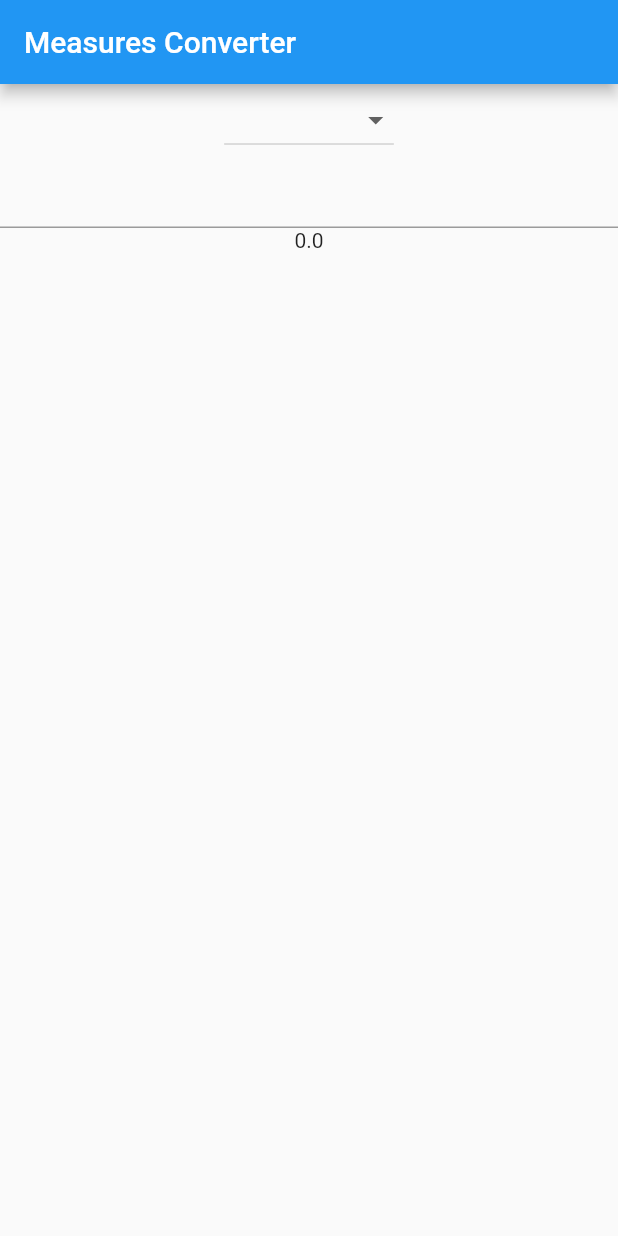
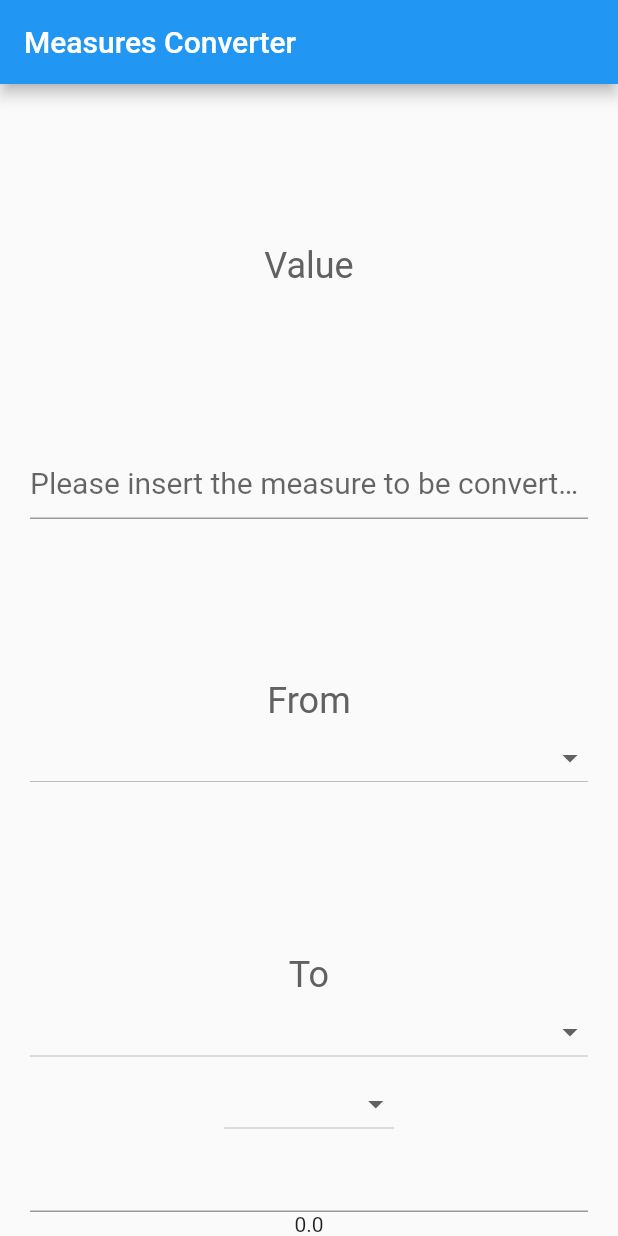
Before and after one commit to tomasz-belech/measure_converter_flutter, a Flutter app: the screen it shows after launch, on a phone screen of 412 x 824 dp. Run offline on Flutter 3.47's test engine with Material 2 defaults, Android fonts, the phone set to English and light mode, and no system bars.

Commit message:
added 2 dropdown buttons and styles

```diff
--- a/measure_converter/lib/main.dart
+++ b/measure_converter/lib/main.dart
@@ -9,6 +9,7 @@ class MyApp extends StatefulWidget {
 
 class MyAppState extends State<MyApp> {
   String _startMeasure;
+  String _convertedMeasure;
 
   final List<String> _measures = [
     'meters',
@@ -29,6 +30,16 @@ class MyAppState extends State<MyApp> {
     super.initState();
   }
 
+  final TextStyle inputStyle = TextStyle(
+    fontSize: 20,
+    color: Colors.blue[900],
+  );
+
+  final TextStyle labelStyle = TextStyle(
+    fontSize: 24,
+    color: Colors.grey[700],
+  );
+
   Widget build(BuildContext context) {
     return MaterialApp(
       title: 'Measures Converter',
@@ -36,9 +47,70 @@ class MyAppState extends State<MyApp> {
         appBar: AppBar(
           title: Text('Measures Converter'),
         ),
-        body: Center(
+        body: Container(
+            padding: EdgeInsets.symmetric(horizontal: 20),
             child: Column(
               children: [
+                Spacer(),
+                Text(
+                  'Value',
+                  style: labelStyle,
+                ),
+                Spacer(),
+                TextField(
+                  style: inputStyle,
+                  decoration: InputDecoration(
+                    hintText: 'Please insert the measure to be converted',
+                  ),
+                  onChanged: (text) {
+                    var rv = double.tryParse(text);
+                    if (rv != null) {
+                      setState(() {
+                        _numberFrom = rv;
+                      });
+                    }
+                  },
+                ),
+                Spacer(),
+                Text(
+                  'From',
+                  style: labelStyle,
+                ),
+                DropdownButton(
+                    isExpanded: true,
+                    items: _measures.map((String value) {
+                      return DropdownMenuItem<String>(
+                        value: value,
+                        child: Text(value),
+                      );
+                    }).toList(),
+                    onChanged: (value) {
+                      setState(() {
+                        _startMeasure = value;
+                      });
+                    },
+                    value: _startMeasure,
+                    ),
+                Spacer(),
+                Text(
+                  'To',
+                  style: labelStyle,
+                ),
+                DropdownButton(
+                    isExpanded: true,
+                    items: _measures.map((String value) {
+                      return DropdownMenuItem<String>(
+                        value: value,
+                        child: Text(value),
+                      );
+                    }).toList(),
+                    onChanged: (value) {
+                      setState(() {
+                        _convertedMeasure = value;
+                      });
+                    },
+                    value: _convertedMeasure,
+                    ),
                 DropdownButton(
                   items: _measures.map((String value) {
                     return DropdownMenuItem<String>(
```
Lines whose indentation alone changed are shown as unchanged.
